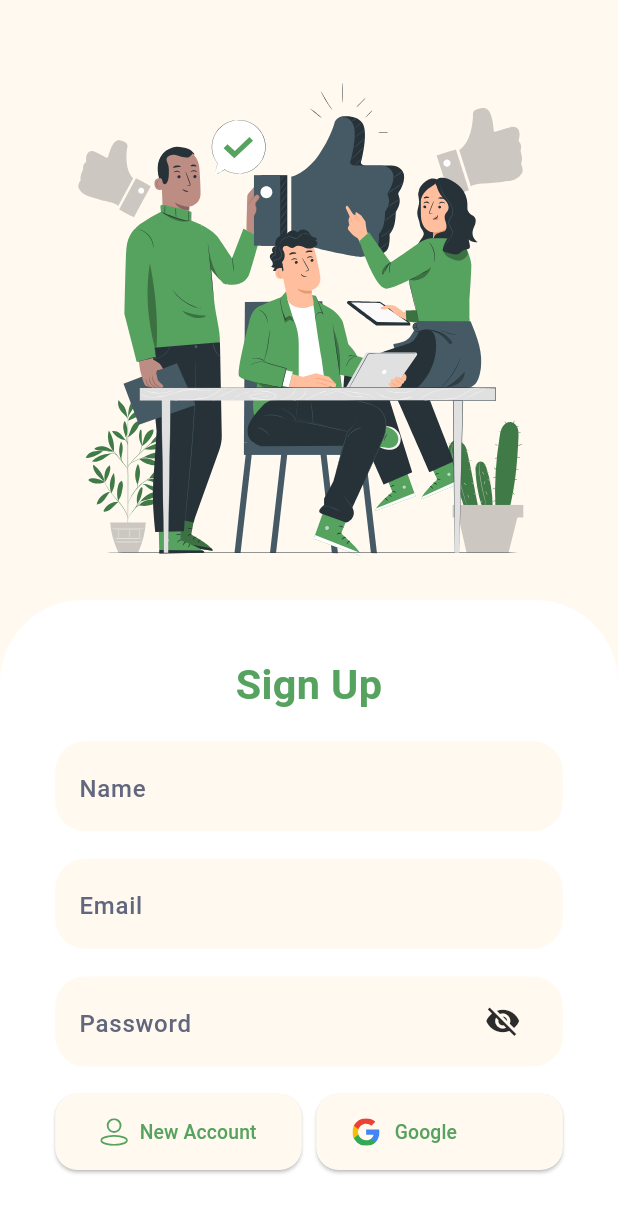
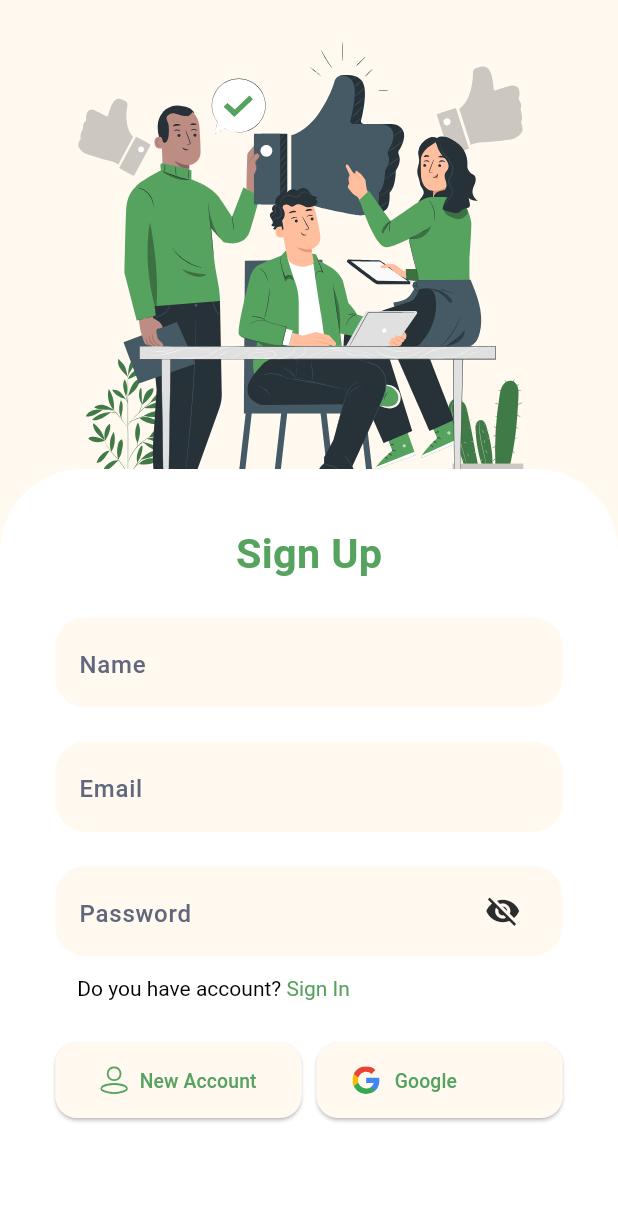
Before and after one commit to KhaledAbouElnaga/Shap_Shap, a Flutter app: the SignUpSc screen opened by its route, on a phone screen of 412 x 824 dp. Shown: the top 1213 px of the screen. Run offline on Flutter 3.47's test engine with Material 3 defaults, Android fonts, the phone set to English and light mode, and no system bars; our stand-ins replace firebase_core, flutter_screenutil, flutter_svg, get, rive; accounts and stored records are empty.

Commit message:
added navigator to sign in sc if the user have an account

```diff
--- a/lib/CoreModels/create_an_account_button/create_an_account_button.dart
+++ b/lib/CoreModels/create_an_account_button/create_an_account_button.dart
@@ -2,7 +2,6 @@ import 'package:flutter/material.dart';
 import 'package:flutter_screenutil/flutter_screenutil.dart';
 import 'package:flutter_svg/svg.dart';
 import 'package:shap_shap/factory/color_factory.dart';
-import 'package:shap_shap/factory/images_factory.dart';
 
 class CreateAccountButton extends StatelessWidget {
   const CreateAccountButton({super.key});
--- a/lib/CoreModels/sign_in_google_button/sign_in_google.dart
+++ b/lib/CoreModels/sign_up_google_button/sign_up_google.dart
@@ -4,8 +4,8 @@ import 'package:flutter_svg/flutter_svg.dart';
 import 'package:shap_shap/factory/color_factory.dart';
 import 'package:shap_shap/factory/images_factory.dart';
 
-class SignInGoogleButton extends StatelessWidget {
-  const SignInGoogleButton({super.key});
+class SignUpGoogleButton extends StatelessWidget {
+  const SignUpGoogleButton({super.key});
 
   @override
   Widget build(BuildContext context) {
--- a/lib/Screens/1.splash_sc/controller/splash_sc_controller.dart
+++ b/lib/Screens/1.splash_sc/controller/splash_sc_controller.dart
@@ -24,7 +24,7 @@ class SplashScController extends GetxController {
       return;
     } else {
       _navigated = true;
-      Get.offAllNamed('/sign_up');
+      Get.offAllNamed('/signUp');
     }
   }
 }
--- a/lib/Screens/3.sign_up_sc/sign_up_sc.dart
+++ b/lib/Screens/3.sign_up_sc/sign_up_sc.dart
@@ -1,8 +1,10 @@
+import 'package:flutter/gestures.dart';
 import 'package:flutter/material.dart';
 import 'package:flutter_screenutil/flutter_screenutil.dart';
 import 'package:flutter_svg/svg.dart';
+import 'package:get/get.dart';
 import 'package:shap_shap/CoreModels/create_an_account_button/create_an_account_button.dart';
-import 'package:shap_shap/CoreModels/sign_in_google_button/sign_in_google.dart';
+import 'package:shap_shap/CoreModels/sign_up_google_button/sign_up_google.dart';
 import 'package:shap_shap/CoreModels/input_field_widget/input_field_widget.dart';
 import 'package:shap_shap/factory/color_factory.dart';
 import 'package:shap_shap/factory/images_factory.dart';
@@ -18,7 +20,7 @@ class SignUpSc extends StatelessWidget {
           Align(
             alignment: Alignment.topCenter,
             child: Padding(
-              padding: EdgeInsets.only(top: 60.0.r),
+              padding: EdgeInsets.only(top: 30.0.h),
               child: SvgPicture.asset(ImagesFactory.group),
             ),
           ),
@@ -26,7 +28,7 @@ class SignUpSc extends StatelessWidget {
             bottom: 0,
             left: 0,
             right: 0,
-            top: 400,
+            top: 340.h,
             child: Container(
               padding: EdgeInsets.all(40.r),
               decoration: BoxDecoration(
@@ -36,46 +38,72 @@ class SignUpSc extends StatelessWidget {
                   topRight: Radius.circular(60.r),
                 ),
               ),
+              child: SingleChildScrollView(
                 child: Column(
-                crossAxisAlignment: CrossAxisAlignment.stretch,
+                  mainAxisAlignment: MainAxisAlignment.start,
+                  crossAxisAlignment: CrossAxisAlignment.start,
                   children: [
-                  Text(
+                    Center(
+                      child: Text(
                         "Sign Up",
                         style: TextStyle(
                           fontSize: 30.sp,
                           fontWeight: FontWeight.bold,
                           color: ColorFactory.secondaryColor,
                         ),
-                    textAlign: TextAlign.center,
                       ),
-                  SizedBox(height: 20.h),
+                    ),
+                    SizedBox(height: 25.h),
                     InputFieldWidget(
                       hintText: 'Name',
                       controller: TextEditingController(),
                       backgroundColor: ColorFactory.background,
                     ),
-                  SizedBox(height: 20.h),
+                    SizedBox(height: 25.h),
                     InputFieldWidget(
                       hintText: 'Email',
                       controller: TextEditingController(),
                       backgroundColor: ColorFactory.background,
                     ),
-                  SizedBox(height: 20.h),
+                    SizedBox(height: 25.h),
                     InputFieldWidget(
                       hintText: 'Password',
                       controller: TextEditingController(),
                       isPass: true,
                       backgroundColor: ColorFactory.background,
                     ),
-                  SizedBox(height: 20.h),
+                    SizedBox(height: 15.h),
+                    Container(
+                      padding: EdgeInsets.only(left: 16.0.r),
+                      child: RichText(
+                        text: TextSpan(
+                          text: 'Do you have account? ',
+                          style: TextStyle(color: Colors.black),
+                          children: [
+                            TextSpan(
+                              text: 'Sign In',
+                              style: TextStyle(
+                                color: ColorFactory.secondaryColor,
+                              ),
+                              recognizer: TapGestureRecognizer()
+                                ..onTap = () {
+                                  Get.toNamed(("/signIn"));
+                                },
+                            ),
+                          ],
+                        ),
+                      ),
+                    ),
+                    SizedBox(height: 30.h),
                     Row(
                       children: [
                         Expanded(child: CreateAccountButton()),
                         SizedBox(width: 10.w),
-                      Expanded(child: SignInGoogleButton()),
+                        Expanded(child: SignUpGoogleButton()),
                       ],
                     ),
                   ],
+                ),
               ),
             ),
           ),
--- /dev/null
+++ b/lib/Screens/4.sign_in_sc/sign_in_sc.dart
@@ -0,0 +1,10 @@
+import 'package:flutter/material.dart';
+
+class SignInSc extends StatelessWidget {
+  const SignInSc({super.key});
+
+  @override
+  Widget build(BuildContext context) {
+    return const Scaffold();
+  }
+}
--- a/lib/main.dart
+++ b/lib/main.dart
@@ -2,6 +2,7 @@ import 'package:flutter/material.dart';
 import 'package:get/get.dart';
 import 'package:firebase_core/firebase_core.dart';
 import 'package:shap_shap/Screens/3.sign_up_sc/sign_up_sc.dart';
+import 'package:shap_shap/Screens/4.sign_in_sc/sign_in_sc.dart';
 import 'package:shap_shap/factory/color_factory.dart';
 import 'package:shap_shap/testing_sc.dart';
 import 'firebase_options.dart';
@@ -36,7 +37,8 @@ class MyApp extends StatelessWidget {
         initialRoute: '/splash',
         getPages: [
           GetPage(name: '/splash', page: () => const SplashScreen()),
-          GetPage(name: '/sign_up', page: () => const SignUpSc()),
+          GetPage(name: '/signUp', page: () => const SignUpSc()),
+          GetPage(name: '/signIn', page: () => const SignInSc()),
           GetPage(name: '/testing', page: () => const TestingSc()),
         ],
       ),
```
Lines whose indentation alone changed are shown as unchanged.
